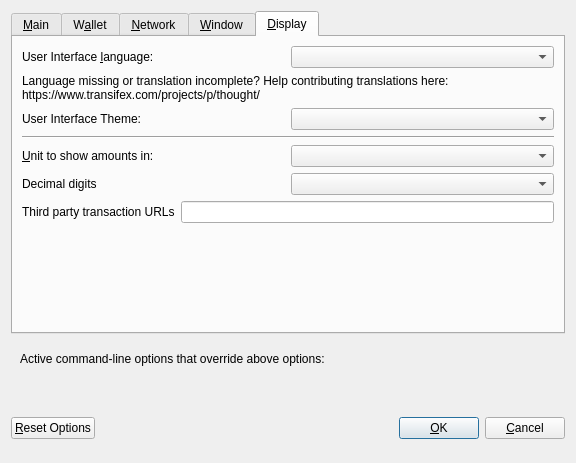
Old version of the form src/qt/forms/optionsdialog.ui in the repository Johnmcbridebitchw/thought.
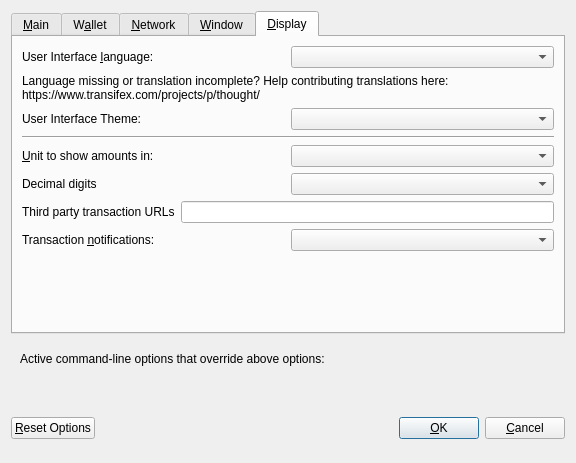
New version of the form. The open tabs and pages were chosen to show the change. Custom widgets are drawn as their Qt base class.

Commit message: add option to disable transaction notifications

Patch:
```diff
--- a/src/qt/forms/optionsdialog.ui
+++ b/src/qt/forms/optionsdialog.ui
@@ -809,6 +809,30 @@
          </item>
         </layout>
        </item>
+       <item>
+        <layout class="QHBoxLayout" name="horizontalLayout_4_Display">
+         <item>
+          <widget class="QLabel" name="notificationsLabel">
+           <property name="text">
+            <string>Transaction &amp;notifications:</string>
+           </property>
+           <property name="textFormat">
+            <enum>Qt::PlainText</enum>
+           </property>
+           <property name="buddy">
+            <cstring>notifications</cstring>
+           </property>
+          </widget>
+         </item>
+         <item>
+          <widget class="QValueComboBox" name="notifications">
+           <property name="toolTip">
+            <string>Choose which transactions you are notified about.</string>
+           </property>
+          </widget>
+         </item>
+        </layout>
+       </item>
        <item>
         <spacer name="verticalSpacer">
          <property name="orientation">
```
The commit also changes 7 other files.
